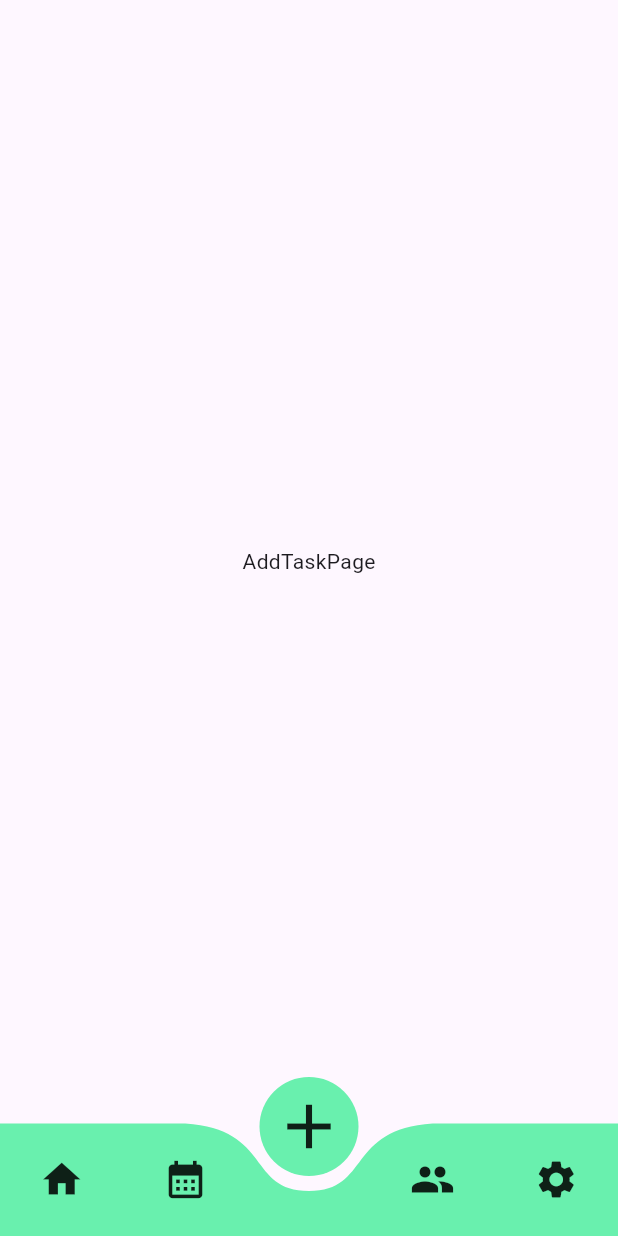
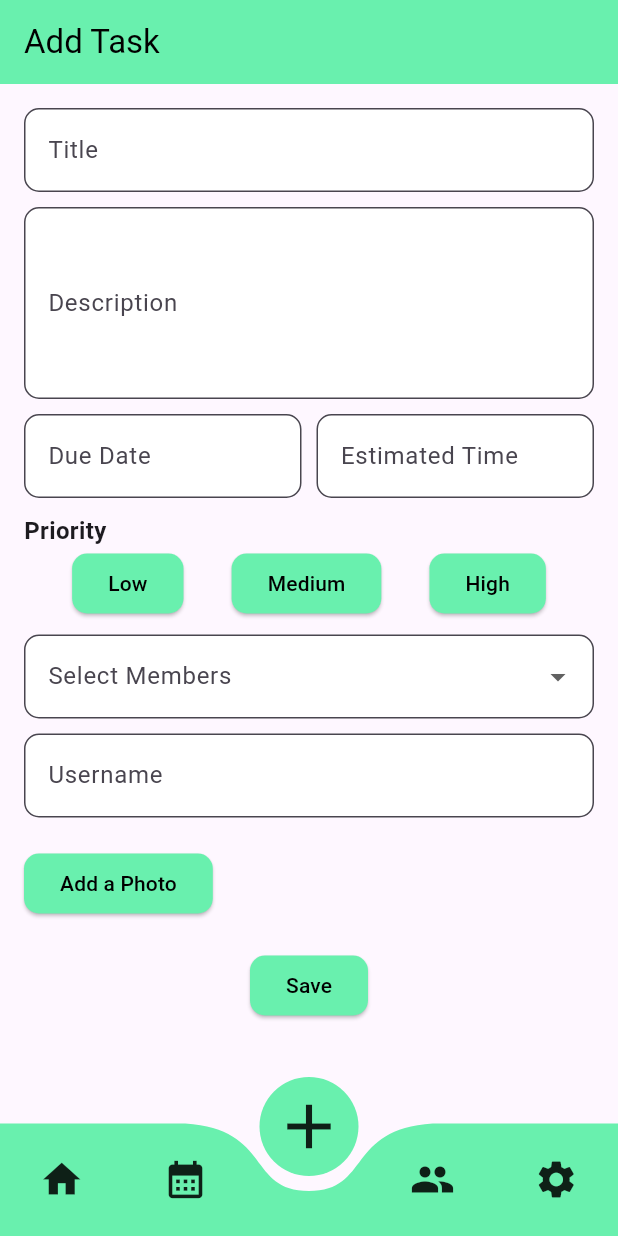
Before and after one commit to Jojauregui/roomiebuddy, a Flutter app: the screen it shows after launch, item 3 of the bottom bar chosen, on a phone screen of 412 x 824 dp. Run offline on Flutter 3.47's test engine with Material 3 defaults, Android fonts, the light colour scheme and no system bars; drawn by our look-alikes of curved_navigation_bar; our stand-ins replace table_calendar.

Commit message:
add_taskpage

```diff
--- a/roomiebuddy/lib/pages/add_taskpage.dart
+++ b/roomiebuddy/lib/pages/add_taskpage.dart
@@ -11,9 +11,139 @@ class _AddTaskpageState extends State<AddTaskpage> {
   @override
   Widget build(BuildContext context) {
     return Scaffold(
-      body: Center(
-        child: Text("AddTaskPage"),
-      )
+      appBar: AppBar(
+        backgroundColor: Colors.greenAccent,
+        title: Text('Add Task', style: TextStyle(color: Colors.black)),
+      ),
+      body: SingleChildScrollView(
+        padding: const EdgeInsets.all(16.0),
+        child: Column(
+          crossAxisAlignment: CrossAxisAlignment.start,
+          children: [
+            TextField(
+              decoration: InputDecoration(
+                labelText: 'Title',
+                filled: true,
+                fillColor: Colors.white,
+                border: OutlineInputBorder(borderRadius: BorderRadius.circular(10)),
+              ),
+            ),
+            SizedBox(height: 10),
+            TextField(
+              decoration: InputDecoration(
+                labelText: 'Description',
+                filled: true,
+                fillColor: Colors.white,
+                border: OutlineInputBorder(borderRadius: BorderRadius.circular(10)),
+              ),
+              maxLines: 4,
+            ),
+            SizedBox(height: 10),
+            Row(
+              children: [
+                Expanded(
+                  child: TextField(
+                    decoration: InputDecoration(
+                      labelText: 'Due Date',
+                      filled: true,
+                      fillColor: Colors.white,
+                      border: OutlineInputBorder(borderRadius: BorderRadius.circular(10)),
+                    ),
+                  ),
+                ),
+                SizedBox(width: 10),
+                Expanded(
+                  child: TextField(
+                    decoration: InputDecoration(
+                      labelText: 'Estimated Time',
+                      filled: true,
+                      fillColor: Colors.white,
+                      border: OutlineInputBorder(borderRadius: BorderRadius.circular(10)),
+                    ),
+                  ),
+                ),
+              ],
+            ),
+            SizedBox(height: 10),
+            Text('Priority', style: TextStyle(fontSize: 16, fontWeight: FontWeight.bold)),
+            Row(
+              mainAxisAlignment: MainAxisAlignment.spaceEvenly,
+              children: [
+                ElevatedButton(
+                  style: ElevatedButton.styleFrom(
+                    backgroundColor: Colors.greenAccent,
+                    shape: RoundedRectangleBorder(borderRadius: BorderRadius.circular(10)),
+                  ),
+                  onPressed: () {},
+                  child: Text('Low', style: TextStyle(color: Colors.black)),
+                ),
+                ElevatedButton(
+                  style: ElevatedButton.styleFrom(
+                    backgroundColor: Colors.greenAccent,
+                    shape: RoundedRectangleBorder(borderRadius: BorderRadius.circular(10)),
+                  ),
+                  onPressed: () {},
+                  child: Text('Medium', style: TextStyle(color: Colors.black)),
+                ),
+                ElevatedButton(
+                  style: ElevatedButton.styleFrom(
+                    backgroundColor: Colors.greenAccent,
+                    shape: RoundedRectangleBorder(borderRadius: BorderRadius.circular(10)),
+                  ),
+                  onPressed: () {},
+                  child: Text('High', style: TextStyle(color: Colors.black)),
+                ),
+              ],
+            ),
+            SizedBox(height: 10),
+            DropdownButtonFormField(
+              items: ['Everyone', 'Member 1', 'Member 2', 'Member 3'].map((String member) {
+                return DropdownMenuItem(value: member, child: Text(member));
+              }).toList(),
+              onChanged: (value) {},
+              decoration: InputDecoration(
+                labelText: 'Select Members',
+                filled: true,
+                fillColor: Colors.white,
+                border: OutlineInputBorder(borderRadius: BorderRadius.circular(10)),
+              ),
+            ),
+            SizedBox(height: 10),
+            TextField(
+              decoration: InputDecoration(
+                labelText: 'Username',
+                filled: true,
+                fillColor: Colors.white,
+                border: OutlineInputBorder(borderRadius: BorderRadius.circular(10)),
+              ),
+            ),
+            SizedBox(height: 20),
+            ElevatedButton(
+              style: ElevatedButton.styleFrom(
+                backgroundColor: Colors.greenAccent,
+                shape: RoundedRectangleBorder(
+                  borderRadius: BorderRadius.circular(10),
+                ),
+              ),
+              onPressed: () {},
+              child: Text('Add a Photo', style: TextStyle(color: Colors.black)),
+            ),
+            SizedBox(height: 20),
+            Center(
+              child: ElevatedButton(
+                style: ElevatedButton.styleFrom(
+                  backgroundColor: Colors.greenAccent,
+                  shape: RoundedRectangleBorder(
+                    borderRadius: BorderRadius.circular(10),
+                  ),
+                ),
+                onPressed: () {},
+                child: Text('Save', style: TextStyle(color: Colors.black)),
+              ),
+            ),
+          ],
+        ),
+      ),
     );
   }
 }
```
Also changed, not shown: roomiebuddy/pubspec.lock.
